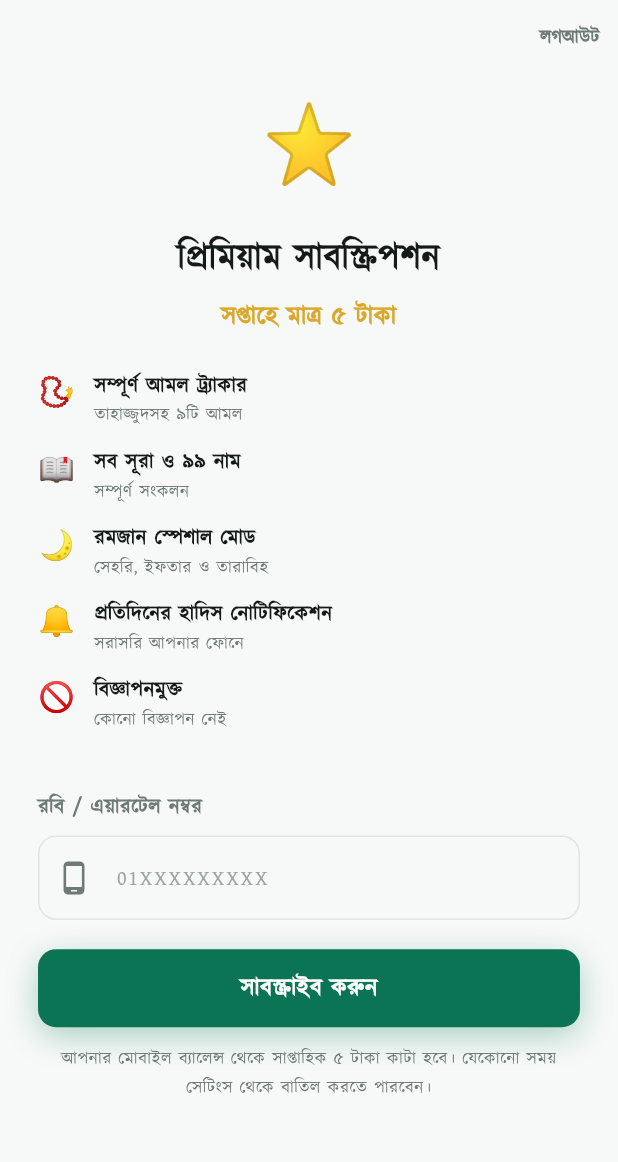
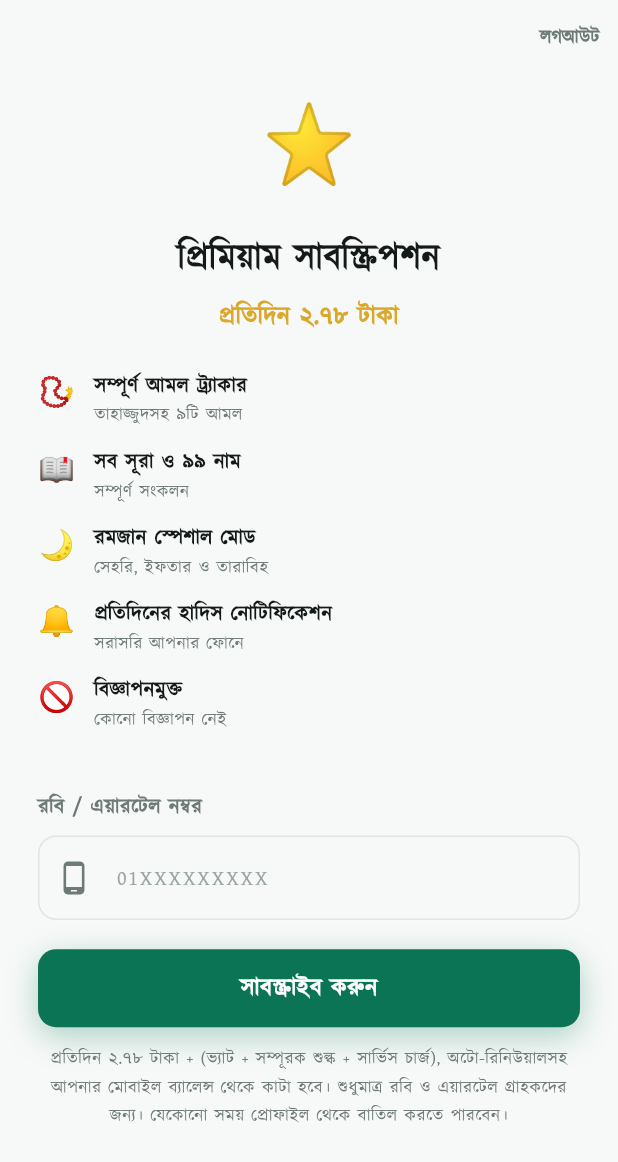
Before and after one commit to rtrajon-dev/amol_app, a Flutter app: the SubscriptionGateScreen screen opened by its route, on a phone screen of 412 x 824 dp. Shown: the top 1162 px of the screen. Run offline on Flutter 3.47's test engine with Material 3 defaults, Android fonts, the phone set to English and light mode, and no system bars; our stand-ins replace adhan, connectivity_plus, dio, drift, drift_flutter, firebase_analytics and 17 more; accounts and stored records are empty; generated files the repository leaves out were written again; network calls fail.

Commit message:
fix(pricing): quote 2.78 BDT/day, matching the web app
The app advertised "সাপ্তাহিক ৫ টাকা" in four separate widgets. The Amol365
web app has always said ২.৭৮ টাকা/দিন. One subscriber base, one BDApps
application, two clients showing different prices — that becomes a billing
complaint rather than a bug report, and the mobile figure was simply wrong.

Wording is copied verbatim from index.php, terms.php and account.php so the
two clients cannot read differently, and centralised in app/config/pricing
rather than repeated per widget. The web app needed no change; it was
already correct.

The gate now also discloses what the web discloses and mobile did not:
auto-renewal, and that the charge applies to Robi and Airtel only. A user on
Grameenphone who reaches the OTP step before discovering the restriction has
been wasted.

Corrected the cancel hint from "সেটিংস" to "প্রোফাইল" while touching that
string — Settings was merged into Profile several commits ago and the copy
still pointed at a screen that no longer exists.

FEATURES.md revenue projections recomputed at the daily rate, and now say
plainly that they are GROSS. Two deductions apply that the old table quoted
neither of: 2.78 is inclusive of VAT, supplementary duty and service charge,
and BDApps then takes its share of the remainder. Net needs the current tax
rates and the exact split, which are not in this repo, so the table no
longer implies otherwise.

```diff
--- /dev/null
+++ b/lib/app/config/pricing.dart
@@ -0,0 +1,33 @@
+/// Subscription price, in one place.
+///
+/// The app previously said "সাপ্তাহিক ৫ টাকা" in four separate widgets while
+/// the Amol365 web app said ২.৭৮ টাকা/দিন. One subscriber base, two clients,
+/// two different prices on screen — the kind of disagreement that becomes a
+/// billing complaint rather than a bug report.
+///
+/// Wording is copied verbatim from the web app (`index.php`, `terms.php`,
+/// `account.php`) so the two never read differently. If BDApps changes the
+/// tariff, this constant and those three PHP files are the whole surface.
+///
+/// The figure is **inclusive** of VAT, supplementary duty and service charge.
+/// Anything computing net revenue has to subtract those before applying the
+/// BDApps developer share.
+abstract class Pricing {
+  /// Headline. Short enough for a card subtitle.
+  static const daily = 'প্রতিদিন ২.৭৮ টাকা';
+
+  /// Headline plus the tax note. For anywhere presented as the actual offer.
+  static const dailyWithTax =
+      'প্রতিদিন ২.৭৮ টাকা + (ভ্যাট + সম্পূরক শুল্ক + সার্ভিস চার্জ)';
+
+  /// Full disclosure, shown before the user commits. Auto-renewal and the
+  /// carrier restriction are both stated: a user on Grameenphone who reaches
+  /// the OTP step and only then discovers it cannot work has been wasted.
+  static const disclosure =
+      'প্রতিদিন ২.৭৮ টাকা + (ভ্যাট + সম্পূরক শুল্ক + সার্ভিস চার্জ), '
+      'অটো-রিনিউয়ালসহ আপনার মোবাইল ব্যালেন্স থেকে কাটা হবে। '
+      'শুধুমাত্র রবি ও এয়ারটেল গ্রাহকদের জন্য।';
+
+  /// Shown against an active subscription.
+  static const activeSummary = 'প্রতিদিন ২.৭৮ টাকা (ভ্যাটসহ)';
+}
--- a/lib/app/di/registration_coordinator.dart
+++ b/lib/app/di/registration_coordinator.dart
@@ -10,7 +10,7 @@ import 'providers.dart';
 /// The router holds navigation on this. Without it, `authProvider` flipping to
 /// authenticated would immediately redirect to the paywall, and the status
 /// check would arrive a moment later and bounce the user to Home — so someone
-/// who already pays would be shown a "৫ টাকা কাটা হবে" screen for a second
+/// who already pays would be shown a "টাকা কাটা হবে" screen for a second
 /// before it vanished. That flash is exactly what this flow exists to prevent.
 final subscriptionResolvingProvider =
     NotifierProvider<_FlagNotifier, bool>(_FlagNotifier.new);
--- a/lib/features/profile/presentation/widgets/subscription_status_card.dart
+++ b/lib/features/profile/presentation/widgets/subscription_status_card.dart
@@ -3,6 +3,7 @@ import 'package:flutter_riverpod/flutter_riverpod.dart';
 import 'package:flutter_screenutil/flutter_screenutil.dart';
 import 'package:go_router/go_router.dart';
 
+import '../../../../app/config/pricing.dart';
 import '../../../../app/di/providers.dart';
 import '../../../../app/network/api_exception.dart';
 import '../../../../app/router/app_routes.dart';
@@ -76,15 +77,16 @@ class SubscriptionStatusCard extends ConsumerWidget {
     return ProfileTile(
       icon: Icons.star_outline,
       title: 'প্রিমিয়াম সাবস্ক্রিপশন',
-      subtitle: 'সপ্তাহে ৫ টাকা',
+      subtitle: Pricing.dailyWithTax,
       onTap: () => context.push('${AppRoutes.subscription}?manual=1'),
     );
   }
 
   String _activeSubtitle() {
     final masked = entitlement.maskedMsisdn;
-    final base =
-        masked == null ? 'সাপ্তাহিক ৫ টাকা' : '$masked · সাপ্তাহিক ৫ টাকা';
+    final base = masked == null
+        ? Pricing.activeSummary
+        : '$masked · ${Pricing.activeSummary}';
     // FR-S-15 — say when the answer is old rather than implying it is fresh.
     return entitlement.isStale ? '$base · যাচাই করা যায়নি' : base;
   }
--- a/lib/features/subscription/presentation/view/subscription_gate_screen.dart
+++ b/lib/features/subscription/presentation/view/subscription_gate_screen.dart
@@ -5,6 +5,7 @@ import 'package:flutter/services.dart';
 import 'package:flutter_riverpod/flutter_riverpod.dart';
 import 'package:flutter_screenutil/flutter_screenutil.dart';
 
+import '../../../../app/config/pricing.dart';
 import '../../../../app/theme/app_colors.dart';
 import '../../../../global_widgets/primary_button.dart';
 import '../viewmodel/subscription_viewmodel.dart';
@@ -192,7 +193,7 @@ class _SubscriptionGateScreenState extends ConsumerState<SubscriptionGateScreen>
         ),
         SizedBox(height: 10.h),
         Text(
-          'সপ্তাহে মাত্র ৫ টাকা',
+          Pricing.daily,
           style: TextStyle(fontSize: 17.sp, color: AppColors.accent, fontWeight: FontWeight.w600),
           textAlign: TextAlign.center,
         ),
@@ -238,8 +239,8 @@ class _SubscriptionGateScreenState extends ConsumerState<SubscriptionGateScreen>
         SizedBox(height: 12.h),
 
         Text(
-          'আপনার মোবাইল ব্যালেন্স থেকে সাপ্তাহিক ৫ টাকা কাটা হবে। '
-          'যেকোনো সময় সেটিংস থেকে বাতিল করতে পারবেন।',
+          '${Pricing.disclosure} '
+          'যেকোনো সময় প্রোফাইল থেকে বাতিল করতে পারবেন।',
           style: TextStyle(fontSize: 12.sp, color: AppColors.textSecondary, height: 1.6),
           textAlign: TextAlign.center,
         ),
```
Also changed, not shown: 5 other files.
